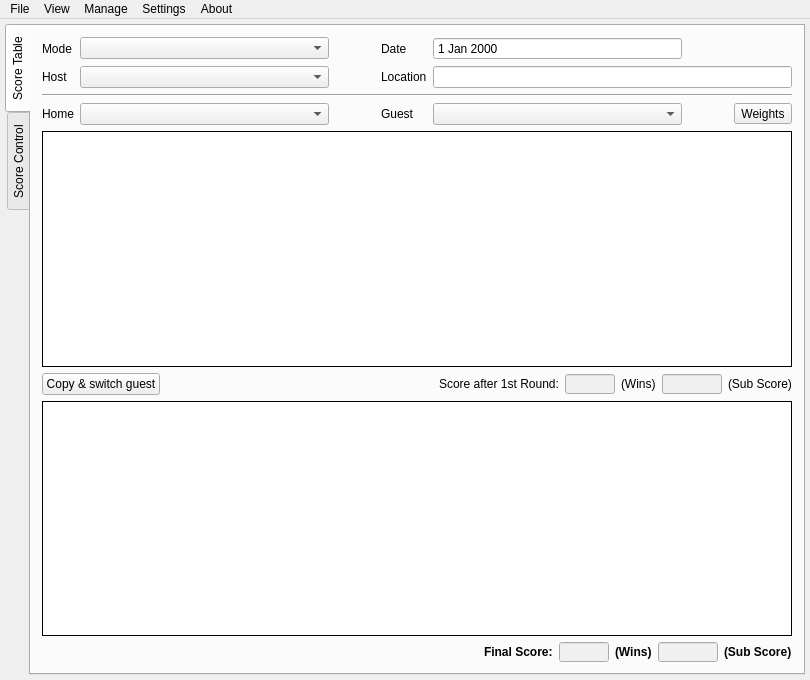
Above: TeamTournament/mainwindow.ui from fmuecke/Ipponboard before the change. Below: the same form after it.
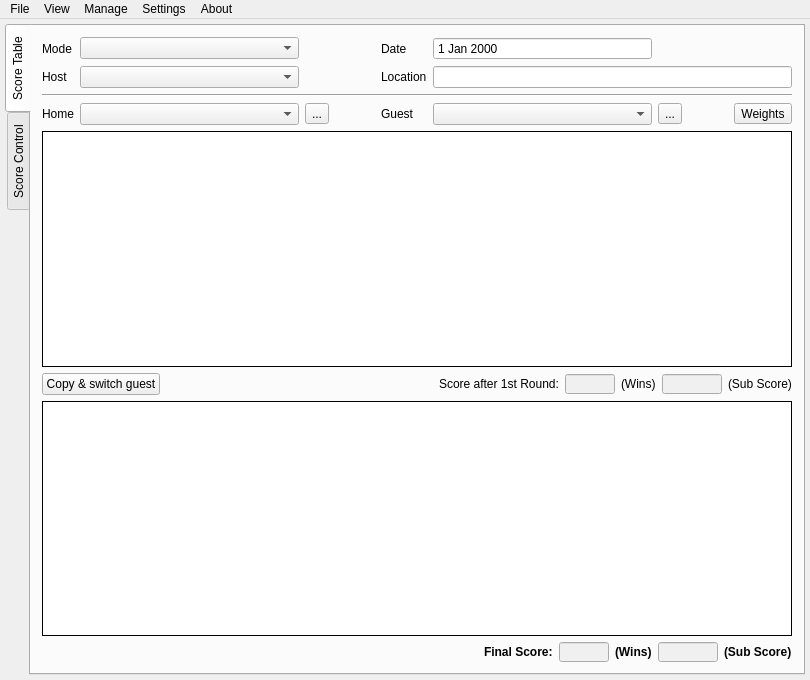
That is the form after the change. The open tabs and pages were chosen to show the change. Icons and pictures are not drawn.

Commit message: team: fighter manager and support for fighter import/export

```diff
--- a/TeamTournament/mainwindow.ui
+++ b/TeamTournament/mainwindow.ui
@@ -77,7 +77,7 @@
        <enum>QTabWidget::Rounded</enum>
       </property>
       <property name="currentIndex">
-       <number>1</number>
+       <number>0</number>
       </property>
       <property name="documentMode">
        <bool>false</bool>
@@ -95,13 +95,38 @@
        </attribute>
        <layout class="QVBoxLayout" name="verticalLayout_7">
         <item>
-         <layout class="QGridLayout" name="gridLayout_main" columnstretch="0,1,0,0,1,0,1">
+         <layout class="QGridLayout" name="gridLayout_main" columnstretch="0,1,0,0,0,1,1,0,0">
           <property name="bottomMargin">
            <number>0</number>
           </property>
           <property name="spacing">
            <number>6</number>
           </property>
+          <item row="0" column="5">
+           <widget class="QDateEdit" name="dateEdit">
+            <property name="sizePolicy">
+             <sizepolicy hsizetype="Minimum" vsizetype="Fixed">
+              <horstretch>0</horstretch>
+              <verstretch>0</verstretch>
+             </sizepolicy>
+            </property>
+            <property name="frame">
+             <bool>true</bool>
+            </property>
+            <property name="alignment">
+             <set>Qt::AlignLeading|Qt::AlignLeft|Qt::AlignVCenter</set>
+            </property>
+            <property name="buttonSymbols">
+             <enum>QAbstractSpinBox::NoButtons</enum>
+            </property>
+            <property name="accelerated">
+             <bool>false</bool>
+            </property>
+            <property name="calendarPopup">
+             <bool>false</bool>
+            </property>
+           </widget>
+          </item>
           <item row="3" column="0">
            <widget class="QLabel" name="label_home">
             <property name="text">
@@ -119,14 +144,14 @@
             </property>
            </widget>
           </item>
-          <item row="3" column="3">
+          <item row="3" column="4">
            <widget class="QLabel" name="label_guest">
             <property name="text">
              <string>Guest</string>
             </property>
            </widget>
           </item>
-          <item row="3" column="4">
+          <item row="3" column="5">
            <widget class="QComboBox" name="comboBox_club_guest">
             <property name="iconSize">
              <size>
@@ -136,14 +161,20 @@
             </property>
            </widget>
           </item>
-          <item row="2" column="0" colspan="7">
-           <widget class="Line" name="line">
-            <property name="orientation">
-             <enum>Qt::Horizontal</enum>
+          <item row="1" column="1">
+           <widget class="QComboBox" name="comboBox_club_host">
+            <property name="enabled">
+             <bool>true</bool>
+            </property>
+            <property name="iconSize">
+             <size>
+              <width>16</width>
+              <height>16</height>
+             </size>
             </property>
            </widget>
           </item>
-          <item row="0" column="2">
+          <item row="0" column="3">
            <spacer name="horizontalSpacer">
             <property name="orientation">
              <enum>Qt::Horizontal</enum>
@@ -156,7 +187,21 @@
             </property>
            </spacer>
           </item>
-          <item row="3" column="5">
+          <item row="0" column="4">
+           <widget class="QLabel" name="label_date">
+            <property name="text">
+             <string>Date</string>
+            </property>
+           </widget>
+          </item>
+          <item row="2" column="0" colspan="9">
+           <widget class="Line" name="line">
+            <property name="orientation">
+             <enum>Qt::Horizontal</enum>
+            </property>
+           </widget>
+          </item>
+          <item row="3" column="7">
            <spacer name="horizontalSpacer_4">
             <property name="orientation">
              <enum>Qt::Horizontal</enum>
@@ -169,26 +214,6 @@
             </property>
            </spacer>
           </item>
-          <item row="1" column="1">
-           <widget class="QComboBox" name="comboBox_club_host">
-            <property name="enabled">
-             <bool>true</bool>
-            </property>
-            <property name="iconSize">
-             <size>
-              <width>16</width>
-              <height>16</height>
-             </size>
-            </property>
-           </widget>
-          </item>
-          <item row="1" column="0">
-           <widget class="QLabel" name="label_host">
-            <property name="text">
-             <string>Host</string>
-            </property>
-           </widget>
-          </item>
           <item row="0" column="1">
            <widget class="QComboBox" name="comboBox_mode">
             <property name="enabled">
@@ -203,14 +228,31 @@
             </property>
            </widget>
           </item>
-          <item row="0" column="3">
-           <widget class="QLabel" name="label_date">
+          <item row="1" column="0">
+           <widget class="QLabel" name="label_host">
             <property name="text">
-             <string>Date</string>
+             <string>Host</string>
             </property>
            </widget>
           </item>
-          <item row="1" column="4" colspan="3">
+          <item row="3" column="8">
+           <widget class="QToolButton" name="toolButton_weights">
+            <property name="text">
+             <string>Weights</string>
+            </property>
+           </widget>
+          </item>
+          <item row="3" column="2">
+           <widget class="QToolButton" name="toolButton_team_home">
+            <property name="toolTip">
+             <string>Edit home team</string>
+            </property>
+            <property name="text">
+             <string notr="true">...</string>
+            </property>
+           </widget>
+          </item>
+          <item row="1" column="5" colspan="4">
            <widget class="QLineEdit" name="lineEdit_location">
             <property name="enabled">
              <bool>true</bool>
@@ -220,42 +262,20 @@
             </property>
            </widget>
           </item>
-          <item row="1" column="3">
+          <item row="1" column="4">
            <widget class="QLabel" name="label_location">
             <property name="text">
              <string>Location</string>
             </property>
            </widget>
           </item>
-          <item row="0" column="4">
-           <widget class="QDateEdit" name="dateEdit">
-            <property name="sizePolicy">
-             <sizepolicy hsizetype="Minimum" vsizetype="Fixed">
-              <horstretch>0</horstretch>
-              <verstretch>0</verstretch>
-             </sizepolicy>
-            </property>
-            <property name="frame">
-             <bool>true</bool>
-            </property>
-            <property name="alignment">
-             <set>Qt::AlignLeading|Qt::AlignLeft|Qt::AlignVCenter</set>
-            </property>
-            <property name="buttonSymbols">
-             <enum>QAbstractSpinBox::NoButtons</enum>
-            </property>
-            <property name="accelerated">
-             <bool>false</bool>
-            </property>
-            <property name="calendarPopup">
-             <bool>false</bool>
-            </property>
-           </widget>
-          </item>
           <item row="3" column="6">
-           <widget class="QToolButton" name="toolButton_weights">
+           <widget class="QToolButton" name="toolButton_team_guest">
+            <property name="toolTip">
+             <string>Edit guest team</string>
+            </property>
             <property name="text">
-             <string>Weights</string>
+             <string notr="true">...</string>
             </property>
            </widget>
           </item>
@@ -294,7 +314,7 @@
            <enum>Qt::ScrollBarAsNeeded</enum>
           </property>
           <property name="editTriggers">
-           <set>QAbstractItemView::AnyKeyPressed|QAbstractItemView::DoubleClicked|QAbstractItemView::EditKeyPressed</set>
+           <set>QAbstractItemView::AnyKeyPressed|QAbstractItemView::DoubleClicked|QAbstractItemView::EditKeyPressed|QAbstractItemView::SelectedClicked</set>
           </property>
           <property name="dragEnabled">
            <bool>false</bool>
@@ -1081,7 +1101,7 @@
      <addaction name="actionSet_Hold_Timer"/>
      <addaction name="actionSet_Main_Timer"/>
     </widget>
-    <addaction name="actionLeagues"/>
+    <addaction name="actionManageFighters"/>
     <addaction name="actionManage_Clubs"/>
     <addaction name="menuTimers"/>
     <addaction name="actionTest_Gong"/>
@@ -1370,12 +1390,12 @@
     <enum>Qt::ApplicationShortcut</enum>
    </property>
   </action>
-  <action name="actionLeagues">
+  <action name="actionManageFighters">
    <property name="enabled">
-    <bool>false</bool>
+    <bool>true</bool>
    </property>
    <property name="text">
-    <string>Leagues</string>
+    <string>Fighters</string>
    </property>
   </action>
   <action name="actionImport_Fighters">
```
The commit also changes 21 other files.
